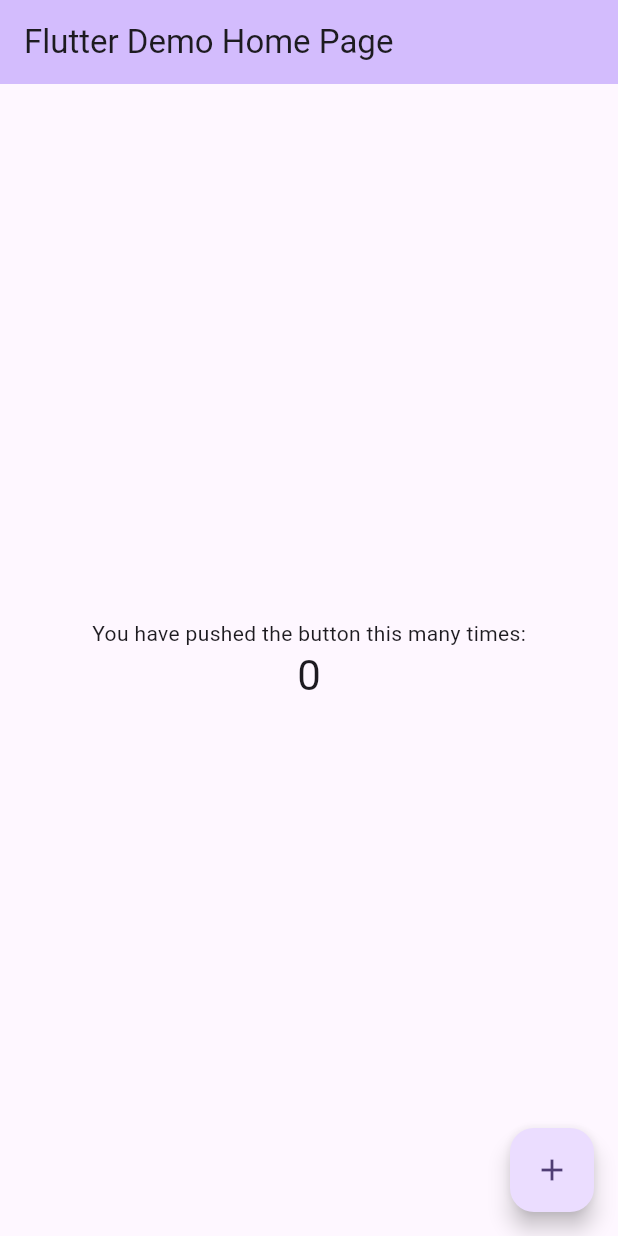
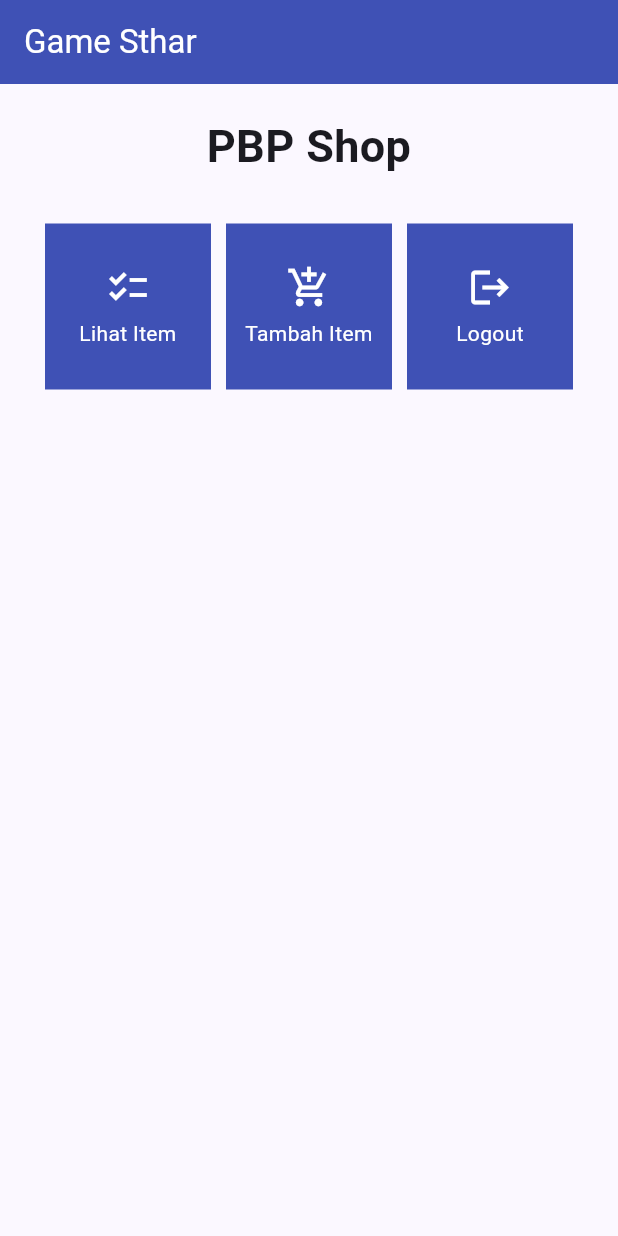
Before and after one commit to AtharAdista/game-sthar-mobile, a Flutter app: the screen it shows after launch, on a phone screen of 412 x 824 dp. Run offline on Flutter 3.47's test engine with Material 2 defaults, Android fonts, the phone set to English and light mode, and no system bars.

Commit message:
finish code latihan 7

```diff
--- a/lib/main.dart
+++ b/lib/main.dart
@@ -1,4 +1,7 @@
 import 'package:flutter/material.dart';
+import 'package:game_sthar/menu.dart';
+
+
 
 void main() {
   runApp(const MyApp());
@@ -28,98 +31,10 @@
         //
         // This works for code too, not just values: Most code changes can be
         // tested with just a hot reload.
-        colorScheme: ColorScheme.fromSeed(seedColor: Colors.deepPurple),
+        colorScheme: ColorScheme.fromSeed(seedColor: Colors.indigo),
         useMaterial3: true,
       ),
-      home: const MyHomePage(title: 'Flutter Demo Home Page'),
+      home: MyHomePage(),
     );
   }
 }
-
-class MyHomePage extends StatefulWidget {
-  const MyHomePage({super.key, required this.title});
-
-  // This widget is the home page of your application. It is stateful, meaning
-  // that it has a State object (defined below) that contains fields that affect
-  // how it looks.
-
-  // This class is the configuration for the state. It holds the values (in this
-  // case the title) provided by the parent (in this case the App widget) and
-  // used by the build method of the State. Fields in a Widget subclass are
-  // always marked "final".
-
-  final String title;
-
-  @override
-  State<MyHomePage> createState() => _MyHomePageState();
-}
-
-class _MyHomePageState extends State<MyHomePage> {
-  int _counter = 0;
-
-  void _incrementCounter() {
-    setState(() {
-      // This call to setState tells the Flutter framework that something has
-      // changed in this State, which causes it to rerun the build method below
-      // so that the display can reflect the updated values. If we changed
-      // _counter without calling setState(), then the build method would not be
-      // called again, and so nothing would appear to happen.
-      _counter++;
-    });
-  }
-
-  @override
-  Widget build(BuildContext context) {
-    // This method is rerun every time setState is called, for instance as done
-    // by the _incrementCounter method above.
-    //
-    // The Flutter framework has been optimized to make rerunning build methods
-    // fast, so that you can just rebuild anything that needs updating rather
-    // than having to individually change instances of widgets.
-    return Scaffold(
-      appBar: AppBar(
-        // TRY THIS: Try changing the color here to a specific color (to
-        // Colors.amber, perhaps?) and trigger a hot reload to see the AppBar
-        // change color while the other colors stay the same.
-        backgroundColor: Theme.of(context).colorScheme.inversePrimary,
-        // Here we take the value from the MyHomePage object that was created by
-        // the App.build method, and use it to set our appbar title.
-        title: Text(widget.title),
-      ),
-      body: Center(
-        // Center is a layout widget. It takes a single child and positions it
-        // in the middle of the parent.
-        child: Column(
-          // Column is also a layout widget. It takes a list of children and
-          // arranges them vertically. By default, it sizes itself to fit its
-          // children horizontally, and tries to be as tall as its parent.
-          //
-          // Column has various properties to control how it sizes itself and
-          // how it positions its children. Here we use mainAxisAlignment to
-          // center the children vertically; the main axis here is the vertical
-          // axis because Columns are vertical (the cross axis would be
-          // horizontal).
-          //
-          // TRY THIS: Invoke "debug painting" (choose the "Toggle Debug Paint"
-          // action in the IDE, or press "p" in the console), to see the
-          // wireframe for each widget.
-          mainAxisAlignment: MainAxisAlignment.center,
-          children: <Widget>[
-            const Text(
-              'You have pushed the button this many times:',
-            ),
-            Text(
-              '$_counter',
-              style: Theme.of(context).textTheme.headlineMedium,
-            ),
-          ],
-        ),
-      ),
-      floatingActionButton: FloatingActionButton(
-        onPressed: _incrementCounter,
-        tooltip: 'Increment',
-        child: const Icon(Icons.add),
-      ), // This trailing comma makes auto-formatting nicer for build methods.
-    );
-  }
-}
--- /dev/null
+++ b/lib/menu.dart
@@ -0,0 +1,135 @@
+import 'package:flutter/material.dart';
+
+class MyHomePage extends StatelessWidget {
+  MyHomePage({Key? key}) : super(key: key);
+
+  final List<ShopItem> items = [
+    ShopItem("Lihat Item", Icons.checklist),
+    ShopItem("Tambah Item", Icons.add_shopping_cart),
+    ShopItem("Logout", Icons.logout),
+  ];
+
+  // This widget is the home page of your application. It is stateful, meaning
+  // that it has a State object (defined below) that contains fields that affect
+  // how it looks.
+
+  // This class is the configuration for the state. It holds the values (in this
+  // case the title) provided by the parent (in this case the App widget) and
+  // used by the build method of the State. Fields in a Widget subclass are
+  // always marked "final".
+
+  @override
+  Widget build(BuildContext context) {
+    return Scaffold(
+      appBar: AppBar(
+        title: const Text(
+          'Game Sthar',
+          style: TextStyle(color: Colors.white),
+        ),
+        backgroundColor: Colors.indigo,
+      ),
+      body: SingleChildScrollView(
+        // Widget wrapper yang dapat discroll
+        child: Padding(
+          padding: const EdgeInsets.all(10.0), // Set padding dari halaman
+          child: Column(
+            // Widget untuk menampilkan children secara vertikal
+            children: <Widget>[
+              const Padding(
+                padding: EdgeInsets.only(top: 10.0, bottom: 10.0),
+                // Widget Text untuk menampilkan tulisan dengan alignment center dan style yang sesuai
+                child: Text(
+                  'PBP Shop', // Text yang menandakan toko
+                  textAlign: TextAlign.center,
+                  style: TextStyle(
+                    fontSize: 30,
+                    fontWeight: FontWeight.bold,
+                  ),
+                ),
+              ),
+              // Grid layout
+              GridView.count(
+                // Container pada card kita.
+                primary: true,
+                padding: const EdgeInsets.all(20),
+                crossAxisSpacing: 10,
+                mainAxisSpacing: 10,
+                crossAxisCount: 3,
+                shrinkWrap: true,
+                children: items.map((ShopItem item) {
+                  // Iterasi untuk setiap item
+                  return ShopCard(item);
+                }).toList(),
+              ),
+            ],
+          ),
+        ),
+      ),
+    );
+  }
+}
+
+class ShopCard extends StatelessWidget {
+  final ShopItem item;
+
+  const ShopCard(this.item, {super.key}); // Constructor
+
+  @override
+  Widget build(BuildContext context) {
+    return Material(
+      color: Colors.indigo,
+      child: InkWell(
+        // Area responsive terhadap sentuhan
+        onTap: () {
+          // Memunculkan SnackBar ketika diklik
+          ScaffoldMessenger.of(context)
+            ..hideCurrentSnackBar()
+            ..showSnackBar(SnackBar(
+              content: Text("Kamu telah menekan tombol ${item.name}!"),
+              backgroundColor: getColorDependsItem(item.name),
+            ));
+        },
+        child: Container(
+          // Container untuk menyimpan Icon dan Text
+          padding: const EdgeInsets.all(8),
+          child: Center(
+            child: Column(
+              mainAxisAlignment: MainAxisAlignment.center,
+              children: [
+                Icon(
+                  item.icon,
+                  color: Colors.white,
+                  size: 30.0,
+                ),
+                const Padding(padding: EdgeInsets.all(3)),
+                Text(
+                  item.name,
+                  textAlign: TextAlign.center,
+                  style: const TextStyle(color: Colors.white),
+                ),
+              ],
+            ),
+          ),
+        ),
+      ),
+    );
+  }
+}
+
+Color getColorDependsItem(String itemName) {
+  if (itemName == "Lihat Item") {
+    return Colors.blue;
+  } else if (itemName == "Tambah Item") {
+    return Colors.grey;
+  } else if (itemName == "Logout") {
+    return Colors.red;
+  }
+  return Colors.black;
+}
+
+class ShopItem {
+  final String name;
+  final IconData icon;
+
+  ShopItem(this.name, this.icon);
+}
```
